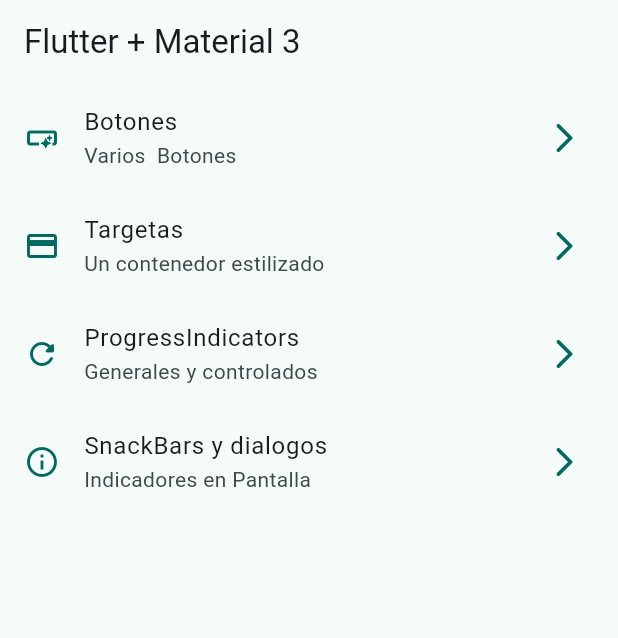
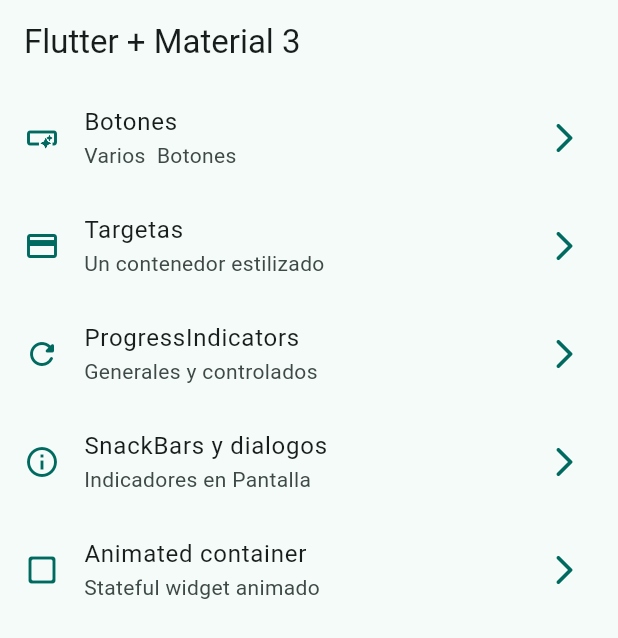
Before and after one commit to Luc47s/widget_app_test, a Flutter app: the screen it shows after launch, on a phone screen of 412 x 824 dp. Shown: the top 638 px of the screen. Run offline on Flutter 3.47's test engine with Material 3 defaults, Android fonts, the phone set to English and light mode, and no system bars; our stand-ins replace go_router.

Commit message:
animated container

```diff
--- a/lib/config/menu/menu_item.dart
+++ b/lib/config/menu/menu_item.dart
@@ -35,4 +35,9 @@ const appMenuItems = <MenuItem>[
       subTitle: 'Indicadores en Pantalla',
       link: '/snackbars',
       icon: Icons.info_outline),
+  MenuItem(
+      title: 'Animated container',
+      subTitle: 'Stateful widget animado',
+      link: '/animated',
+      icon: Icons.check_box_outline_blank_rounded),
 ];
--- a/lib/config/router/app_router.dart
+++ b/lib/config/router/app_router.dart
@@ -30,5 +30,10 @@ final appRouter = GoRouter(
       name: SnackBarScreen.name,
       builder: (context, state) => const SnackBarScreen(),
     ),
+    GoRoute(
+      path: '/animated',
+      name: AnimatedScreen.name,
+      builder: (context, state) => const AnimatedScreen(),
+    ),
   ],
 );
```
Also changed, not shown: lib/presentation/screen/animated/animated_screen.dart (+46 -2 lines).
